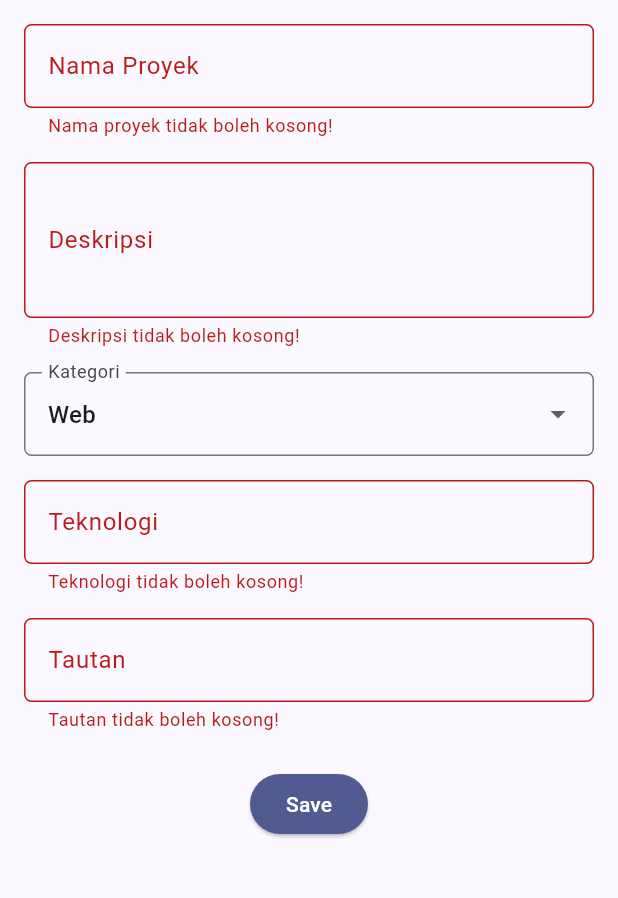
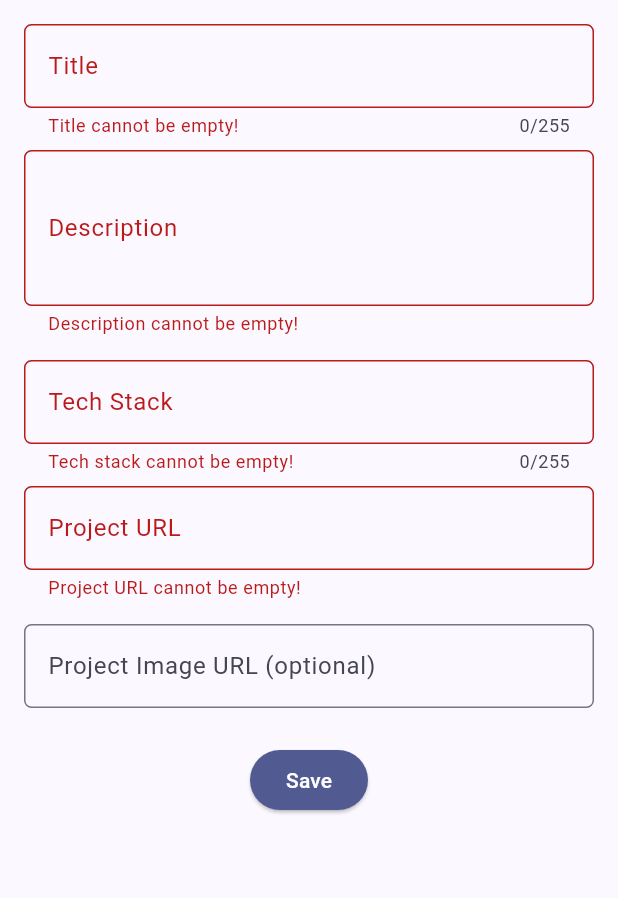
Before and after one commit to RizkiManik-W/myportofolio_mobile, a Flutter app: the ProjectFormPage screen opened directly, after a tap on "Save", on a phone screen of 412 x 824 dp, the part 84-982 px from its top. Run offline on Flutter 3.47's test engine with Material 3 defaults, Android fonts, the phone set to English and light mode, and no system bars; our stand-ins replace material_ui; generated files the repository leaves out were written again.

Commit message:
feat: save projects to Django with token auth and add login/logout to drawer and cards

```diff
--- a/lib/main.dart
+++ b/lib/main.dart
@@ -9,10 +9,13 @@ void main() {
 }
 
 class MyApp extends StatelessWidget {
-  const MyApp({required this.apiClient, super.key});
+  const MyApp({required this.apiClient, this.initialToken, super.key});
 
   /// Shared HTTP client; tests pass one backed by a fake server.
   final ApiClient apiClient;
+
+  /// Lets tests start already logged in. The real app starts logged out.
+  final String? initialToken;
 
   @override
   Widget build(BuildContext context) {
@@ -23,7 +26,9 @@ class MyApp extends StatelessWidget {
         Provider<ApiClient>.value(value: apiClient),
         // ChangeNotifierProvider rebuilds widgets that watch AuthState
         // whenever login or logout calls notifyListeners().
-        ChangeNotifierProvider<AuthState>(create: (_) => AuthState(apiClient)),
+        ChangeNotifierProvider<AuthState>(
+          create: (_) => AuthState(apiClient, initialToken: initialToken),
+        ),
       ],
       child: MaterialApp(
         title: 'MyPortfolio',
--- a/lib/screens/project_form.dart
+++ b/lib/screens/project_form.dart
@@ -1,7 +1,13 @@
 import 'package:material_ui/material_ui.dart';
+import 'package:myportofolio_mobile/models/project.dart';
+import 'package:myportofolio_mobile/services/api_client.dart';
+import 'package:myportofolio_mobile/services/auth_state.dart';
+import 'package:myportofolio_mobile/widgets/auth_guard.dart';
 import 'package:myportofolio_mobile/widgets/left_drawer.dart';
+import 'package:provider/provider.dart';
 
-/// Form page for adding a new portfolio project.
+/// Form page that creates a new project in Django with
+/// `POST /api/v1/projects/` (only the superuser may do this).
 class ProjectFormPage extends StatefulWidget {
   const ProjectFormPage({super.key});
 
@@ -12,36 +18,89 @@ class ProjectFormPage extends StatefulWidget {
 class _ProjectFormPageState extends State<ProjectFormPage> {
   final _formKey = GlobalKey<FormState>();
 
-  String _name = '';
+  String _title = '';
   String _description = '';
-  String _category = 'Web';
-  String _technologies = '';
-  String _link = '';
+  String _techStack = '';
+  String _projectUrl = '';
+  String _projectImageUrl = '';
+  bool _isSubmitting = false;
 
-  static const List<String> _categories = [
-    'Web',
-    'Mobile',
-    'Data Science',
-    'Game',
-    'Lainnya',
-  ];
+  /// Returns an error message when [value] is not an http(s) URL.
+  static String? _urlError(String value) {
+    final uri = Uri.tryParse(value);
+    final isWebUrl =
+        uri != null &&
+        (uri.scheme == 'http' || uri.scheme == 'https') &&
+        uri.host.isNotEmpty;
+    return isWebUrl ? null : 'Must be a valid URL (https://...)';
+  }
 
-  void _save() {
+  Future<void> _submit() async {
     if (!_formKey.currentState!.validate()) return;
 
-    showDialog(
+    // The page is already guarded, but the token can be gone by now
+    // (for example after Logout in the drawer), so check again.
+    final loggedIn = await ensureLoggedIn(context);
+    if (!loggedIn || !mounted) return;
+
+    final auth = context.read<AuthState>();
+    final api = context.read<ApiClient>();
+    final newProject = Project(
+      title: _title.trim(),
+      description: _description.trim(),
+      techStack: _techStack.trim(),
+      projectUrl: _projectUrl.trim(),
+      projectImageUrl: _projectImageUrl.trim(),
+    );
+
+    setState(() {
+      _isSubmitting = true;
+    });
+
+    try {
+      final created = await api.createProject(newProject, token: auth.token!);
+      if (!mounted) return;
+      // Not awaited: the finally block below must stop the spinner now,
+      // not after the dialog is closed.
+      _showSuccess(created);
+    } on ApiException catch (e) {
+      if (!mounted) return;
+      if (e.statusCode == 401) {
+        // Django no longer accepts this token: forget it and ask again.
+        await auth.logout();
+        _showError('Your session has expired. Please log in again.');
+      } else if (e.statusCode == 403) {
+        _showError('Only the portfolio owner can add projects (403).');
+      } else {
+        _showError('Failed to save project (${e.statusCode}).');
+      }
+    } catch (_) {
+      if (!mounted) return;
+      _showError('Cannot reach the server. Is Django running?');
+    } finally {
+      if (mounted) {
+        setState(() {
+          _isSubmitting = false;
+        });
+      }
+    }
+  }
+
+  void _showSuccess(Project created) {
+    showDialog<void>(
       context: context,
       builder: (context) => AlertDialog(
-        title: const Text('Proyek berhasil disimpan!'),
+        title: const Text('Project saved!'),
         content: SingleChildScrollView(
           child: Column(
             crossAxisAlignment: CrossAxisAlignment.start,
             children: [
-              Text('Nama: $_name'),
-              Text('Deskripsi: $_description'),
-              Text('Kategori: $_category'),
-              Text('Teknologi: $_technologies'),
-              Text('Tautan: $_link'),
+              Text('Title: ${created.title}'),
+              Text('Description: ${created.description}'),
+              Text('Tech Stack: ${created.techStack}'),
+              Text('Project URL: ${created.projectUrl}'),
+              if (created.projectImageUrl.isNotEmpty)
+                Text('Image URL: ${created.projectImageUrl}'),
             ],
           ),
         ),
@@ -50,13 +109,18 @@ class _ProjectFormPageState extends State<ProjectFormPage> {
             onPressed: () {
               Navigator.pop(context);
               _formKey.currentState!.reset();
-              setState(() => _category = 'Web');
             },
             child: const Text('OK'),
           ),
         ],
       ),
     );
+  }
+
+  void _showError(String message) {
+    ScaffoldMessenger.of(context)
+      ..hideCurrentSnackBar()
+      ..showSnackBar(SnackBar(content: Text(message)));
   }
 
   /// Shared look for every text field on this page.
@@ -88,64 +152,71 @@ class _ProjectFormPageState extends State<ProjectFormPage> {
             crossAxisAlignment: CrossAxisAlignment.stretch,
             children: [
               TextFormField(
-                decoration: _decoration('Nama Proyek', 'Contoh: MyPortfolio'),
-                onChanged: (value) => setState(() => _name = value),
+                decoration: _decoration('Title', 'Example: MyPortfolio'),
+                maxLength: 255,
+                onChanged: (value) => _title = value,
                 validator: (value) => (value == null || value.trim().isEmpty)
-                    ? 'Nama proyek tidak boleh kosong!'
+                    ? 'Title cannot be empty!'
                     : null,
               ),
-              const SizedBox(height: 16),
+              const SizedBox(height: 8),
               TextFormField(
                 decoration: _decoration(
-                  'Deskripsi',
-                  'Ceritakan singkat tentang proyek ini',
+                  'Description',
+                  'A short story about this project',
                 ),
                 maxLines: 3,
-                onChanged: (value) => setState(() => _description = value),
+                onChanged: (value) => _description = value,
                 validator: (value) {
                   if (value == null || value.trim().isEmpty) {
-                    return 'Deskripsi tidak boleh kosong!';
+                    return 'Description cannot be empty!';
                   }
                   if (value.trim().length < 10) {
-                    return 'Deskripsi minimal 10 karakter!';
+                    return 'Description must be at least 10 characters!';
                   }
                   return null;
                 },
               ),
               const SizedBox(height: 16),
-              DropdownButtonFormField<String>(
-                decoration: _decoration('Kategori', 'Pilih kategori'),
-                initialValue: _category,
-                items: _categories
-                    .map((c) => DropdownMenuItem(value: c, child: Text(c)))
-                    .toList(),
-                onChanged: (value) => setState(() => _category = value!),
+              TextFormField(
+                decoration: _decoration(
+                  'Tech Stack',
+                  'Example: Flutter, Django',
+                ),
+                maxLength: 255,
+                onChanged: (value) => _techStack = value,
+                validator: (value) => (value == null || value.trim().isEmpty)
+                    ? 'Tech stack cannot be empty!'
+                    : null,
               ),
-              const SizedBox(height: 16),
+              const SizedBox(height: 8),
               TextFormField(
-                decoration: _decoration('Teknologi', 'Contoh: Flutter, Django'),
-                onChanged: (value) => setState(() => _technologies = value),
-                validator: (value) => (value == null || value.trim().isEmpty)
-                    ? 'Teknologi tidak boleh kosong!'
-                    : null,
+                decoration: _decoration(
+                  'Project URL',
+                  'https://github.com/username/project',
+                ),
+                keyboardType: TextInputType.url,
+                onChanged: (value) => _projectUrl = value,
+                validator: (value) {
+                  if (value == null || value.trim().isEmpty) {
+                    return 'Project URL cannot be empty!';
+                  }
+                  return _urlError(value.trim());
+                },
               ),
               const SizedBox(height: 16),
               TextFormField(
                 decoration: _decoration(
-                  'Tautan',
-                  'https://github.com/username/proyek',
+                  'Project Image URL (optional)',
+                  'https://example.com/screenshot.png',
                 ),
                 keyboardType: TextInputType.url,
-                onChanged: (value) => setState(() => _link = value),
+                onChanged: (value) => _projectImageUrl = value,
                 validator: (value) {
-                  if (value == null || value.trim().isEmpty) {
-                    return 'Tautan tidak boleh kosong!';
-                  }
-                  final uri = Uri.tryParse(value.trim());
-                  if (uri == null || !uri.hasScheme || !uri.hasAuthority) {
-                    return 'Tautan harus berupa URL valid (https://...)';
-                  }
-                  return null;
+                  // Optional: an empty field is fine, anything else must be
+                  // a URL because Django uses a URLField.
+                  if (value == null || value.trim().isEmpty) return null;
+                  return _urlError(value.trim());
                 },
               ),
               const SizedBox(height: 24),
@@ -155,8 +226,15 @@ class _ProjectFormPageState extends State<ProjectFormPage> {
                     backgroundColor: Theme.of(context).colorScheme.primary,
                     foregroundColor: Colors.white,
                   ),
-                  onPressed: _save,
-                  child: const Text('Save'),
+                  // Disabled while waiting, so the project isn't sent twice.
+                  onPressed: _isSubmitting ? null : _submit,
+                  child: _isSubmitting
+                      ? const SizedBox(
+                          height: 20,
+                          width: 20,
+                          child: CircularProgressIndicator(strokeWidth: 2),
+                        )
+                      : const Text('Save'),
                 ),
               ),
             ],
--- a/lib/widgets/left_drawer.dart
+++ b/lib/widgets/left_drawer.dart
@@ -1,15 +1,52 @@
 import 'package:material_ui/material_ui.dart';
 import 'package:myportofolio_mobile/screens/experience_form.dart';
+import 'package:myportofolio_mobile/screens/login_screen.dart';
 import 'package:myportofolio_mobile/screens/menu.dart';
 import 'package:myportofolio_mobile/screens/project_form.dart';
 import 'package:myportofolio_mobile/screens/project_list_screen.dart';
+import 'package:myportofolio_mobile/services/auth_state.dart';
+import 'package:myportofolio_mobile/widgets/auth_guard.dart';
+import 'package:provider/provider.dart';
 
 /// Side navigation menu shared by the app's pages.
 class LeftDrawer extends StatelessWidget {
   const LeftDrawer({super.key});
 
+  Future<void> _login(BuildContext context) async {
+    // Grab these before closing the drawer, because closing it
+    // disposes this context.
+    final navigator = Navigator.of(context);
+    final messenger = ScaffoldMessenger.of(context);
+    navigator.pop();
+
+    final loggedIn = await navigator.push<bool>(
+      MaterialPageRoute(builder: (context) => const LoginScreen()),
+    );
+    if (loggedIn ?? false) {
+      messenger
+        ..hideCurrentSnackBar()
+        ..showSnackBar(const SnackBar(content: Text('Logged in.')));
+    }
+  }
+
+  Future<void> _logout(BuildContext context) async {
+    final auth = context.read<AuthState>();
+    final messenger = ScaffoldMessenger.of(context);
+    Navigator.pop(context);
+
+    await auth.logout();
+    messenger
+      ..hideCurrentSnackBar()
+      ..showSnackBar(
+        const SnackBar(content: Text('Logged out. See you again!')),
+      );
+  }
+
   @override
   Widget build(BuildContext context) {
+    // watch: the drawer rebuilds when the user logs in or out.
+    final isLoggedIn = context.watch<AuthState>().isLoggedIn;
+
     return Drawer(
       child: ListView(
         children: [
@@ -66,8 +103,10 @@ class LeftDrawer extends StatelessWidget {
           ListTile(
             leading: const Icon(Icons.add_circle_outline),
             title: const Text('Add Project'),
-            // Navigasi ke halaman tambah proyek
-            onTap: () {
+            // Navigasi ke halaman tambah proyek (harus login dulu)
+            onTap: () async {
+              final loggedIn = await ensureLoggedIn(context);
+              if (!loggedIn || !context.mounted) return;
               Navigator.pushReplacement(
                 context,
                 MaterialPageRoute(
@@ -89,6 +128,19 @@ class LeftDrawer extends StatelessWidget {
               );
             },
           ),
+          const Divider(),
+          if (isLoggedIn)
+            ListTile(
+              leading: const Icon(Icons.logout),
+              title: const Text('Logout'),
+              onTap: () => _logout(context),
+            )
+          else
+            ListTile(
+              leading: const Icon(Icons.login),
+              title: const Text('Login'),
+              onTap: () => _login(context),
+            ),
         ],
       ),
     );
```
Also changed, not shown: lib/widgets/project_card.dart (+41 -14 lines), 5 other files.
